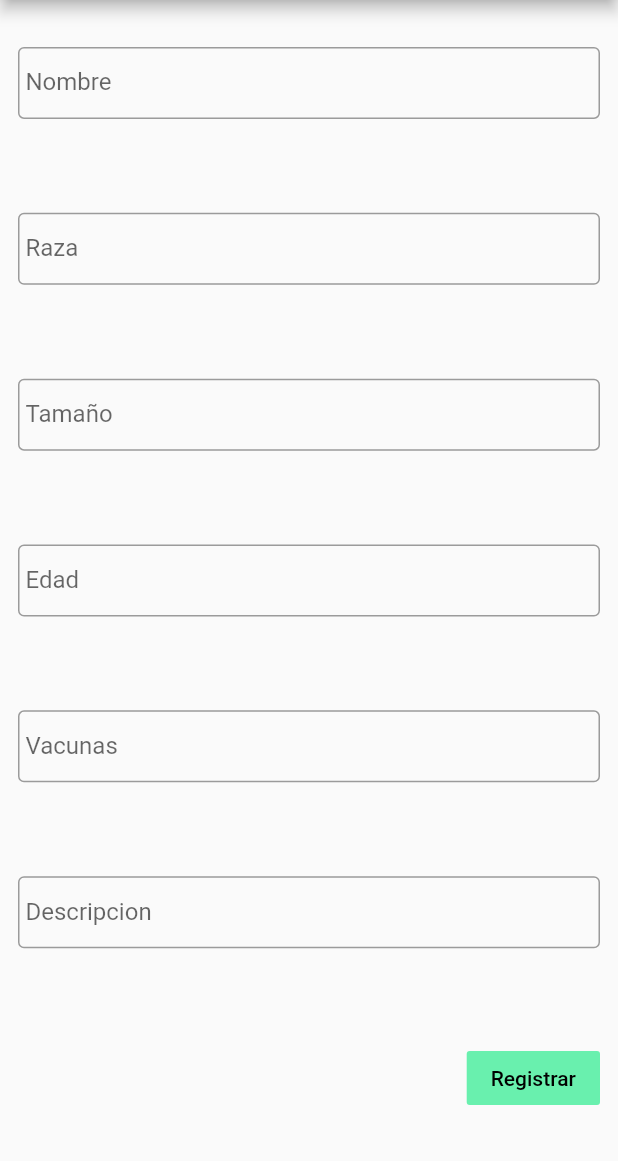
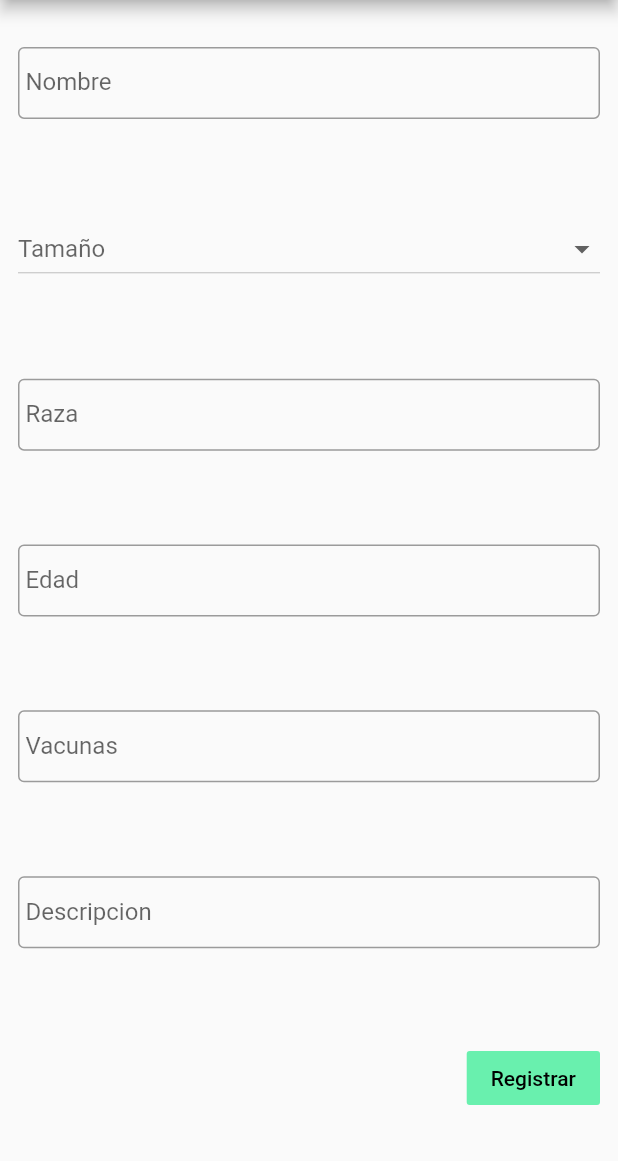
Before and after one commit to matfonseca/tdl-dart, a Flutter app: the DogRegistration screen opened directly, after a tap on "Registrar", on a phone screen of 412 x 824 dp, the part 75-1236 px from its top. Run offline on Flutter 3.47's test engine with Material 2 defaults, Android fonts, the phone set to English and light mode, and no system bars; our stand-ins replace cloud_firestore, firebase_core; accounts and stored records are empty.

Commit message:
add size selector field - dog registration

```diff
--- a/App/lib/screens/dog_registration.dart
+++ b/App/lib/screens/dog_registration.dart
@@ -22,7 +22,7 @@ class _DogRegistrationState extends State<DogRegistration> {
   final textSizeController = TextEditingController();
   final textVaccinesController = TextEditingController();
   final textDescriptionController = TextEditingController();
-
+  String _size;
 
   @override
   void dispose() {
@@ -53,20 +53,35 @@ class _DogRegistrationState extends State<DogRegistration> {
                     labelText: "Nombre",
                   ),
                 ),
+                DropdownButton(
+                hint: Text("Tamaño"),
+                isExpanded:true,
+                value: _size,
+                items: [
+                  DropdownMenuItem(
+                    child: Text("Pequeño"),
+                    value: "Pequeño",
+                  ),
+                  DropdownMenuItem(
+                    child: Text("Mediano"),
+                    value: "Mediano",
+                  ),
+                  DropdownMenuItem(
+                    child: Text("Grande"),
+                    value: "Grande",
+                  )
+                ],
+                onChanged: (value) {
+                  setState(() {
+                    _size = value;
+                  });
+                }),
                 TextField(
                   controller: textBreedController,
                   decoration: InputDecoration(
                     contentPadding: const EdgeInsets.symmetric(vertical: 10.0, horizontal: 5.0),
                     border: OutlineInputBorder(),
                     labelText: "Raza",
-                  ),
-                ),
-                TextField(
-                  controller: textSizeController,
-                  decoration: InputDecoration(
-                    contentPadding: const EdgeInsets.symmetric(vertical: 10.0, horizontal: 5.0),
-                    border: OutlineInputBorder(),
-                    labelText: "Tamaño",
                   ),
                 ),
                 TextField(
@@ -99,11 +114,10 @@ class _DogRegistrationState extends State<DogRegistration> {
                     onPressed: () {
                       var name = this.textNameController.text;
                       var breed = this.textBreedController.text;
-                      var size = this.textSizeController.text;
                       var age = this.textAgeController.text;
                       var vaccines = this.textVaccinesController.text;
                       var description = this.textDescriptionController.text;
-                      Dog dog = Dog(name, breed, int.parse(age), size, vaccines, description);
+                      Dog dog = Dog(name, breed, int.parse(age), _size, vaccines, description);
                       DogRepository repository = DogRepository();
                       repository.save(dog).then((String id) => {
                         Navigator.push(
```
